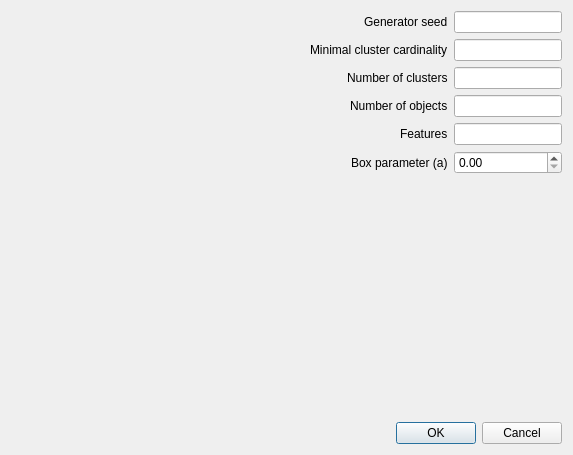
eremeykin/ectgui2, file ui/generator.ui: the form before one commit.
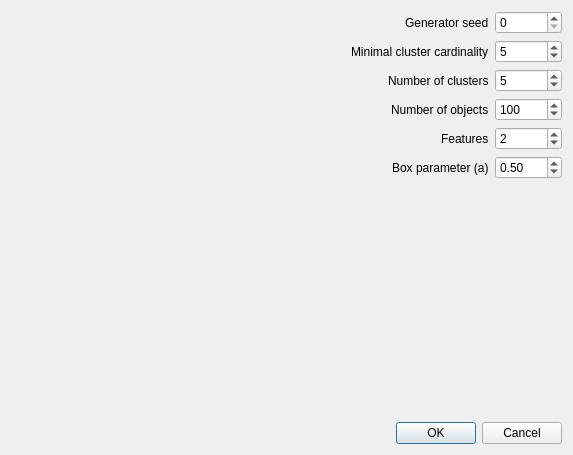
The form after the commit.

Patch:
```diff
--- a/ui/generator.ui
+++ b/ui/generator.ui
@@ -54,16 +54,6 @@
          </property>
         </widget>
        </item>
-       <item row="0" column="1">
-        <widget class="QLineEdit" name="generator_seed_line_edit">
-         <property name="sizePolicy">
-          <sizepolicy hsizetype="Fixed" vsizetype="Fixed">
-           <horstretch>200</horstretch>
-           <verstretch>0</verstretch>
-          </sizepolicy>
-         </property>
-        </widget>
-       </item>
        <item row="1" column="0">
         <widget class="QLabel" name="minimal_cluster_cardinality_label">
          <property name="text">
@@ -71,16 +61,6 @@
          </property>
         </widget>
        </item>
-       <item row="1" column="1">
-        <widget class="QLineEdit" name="minimal_cluster_cardinality_line_edit">
-         <property name="sizePolicy">
-          <sizepolicy hsizetype="Fixed" vsizetype="Fixed">
-           <horstretch>200</horstretch>
-           <verstretch>0</verstretch>
-          </sizepolicy>
-         </property>
-        </widget>
-       </item>
        <item row="2" column="0">
         <widget class="QLabel" name="number_of_clusters_label">
          <property name="text">
@@ -88,16 +68,6 @@
          </property>
         </widget>
        </item>
-       <item row="2" column="1">
-        <widget class="QLineEdit" name="number_of_clusters_line_edit">
-         <property name="sizePolicy">
-          <sizepolicy hsizetype="Fixed" vsizetype="Fixed">
-           <horstretch>200</horstretch>
-           <verstretch>0</verstretch>
-          </sizepolicy>
-         </property>
-        </widget>
-       </item>
        <item row="3" column="0">
         <widget class="QLabel" name="number_of_objects_label">
          <property name="text">
@@ -105,16 +75,6 @@
          </property>
         </widget>
        </item>
-       <item row="3" column="1">
-        <widget class="QLineEdit" name="number_of_objects_line_edit">
-         <property name="sizePolicy">
-          <sizepolicy hsizetype="Fixed" vsizetype="Fixed">
-           <horstretch>0</horstretch>
-           <verstretch>0</verstretch>
-          </sizepolicy>
-         </property>
-        </widget>
-       </item>
        <item row="4" column="0">
         <widget class="QLabel" name="features_label">
          <property name="text">
@@ -122,16 +82,6 @@
          </property>
         </widget>
        </item>
-       <item row="4" column="1">
-        <widget class="QLineEdit" name="features_line_edit">
-         <property name="sizePolicy">
-          <sizepolicy hsizetype="Fixed" vsizetype="Fixed">
-           <horstretch>200</horstretch>
-           <verstretch>0</verstretch>
-          </sizepolicy>
-         </property>
-        </widget>
-       </item>
        <item row="5" column="0">
         <widget class="QLabel" name="box_parameter_label">
          <property name="text">
@@ -147,6 +97,74 @@
          <property name="singleStep">
           <double>0.010000000000000</double>
          </property>
+         <property name="value">
+          <double>0.500000000000000</double>
+         </property>
+        </widget>
+       </item>
+       <item row="4" column="1">
+        <widget class="QSpinBox" name="features_spin">
+         <property name="minimum">
+          <number>1</number>
+         </property>
+         <property name="value">
+          <number>2</number>
+         </property>
+        </widget>
+       </item>
+       <item row="3" column="1">
+        <widget class="QSpinBox" name="number_of_objects_spin">
+         <property name="minimum">
+          <number>1</number>
+         </property>
+         <property name="maximum">
+          <number>99999</number>
+         </property>
+         <property name="singleStep">
+          <number>100</number>
+         </property>
+         <property name="value">
+          <number>100</number>
+         </property>
+        </widget>
+       </item>
+       <item row="2" column="1">
+        <widget class="QSpinBox" name="number_of_clusters_spin">
+         <property name="minimum">
+          <number>1</number>
+         </property>
+         <property name="maximum">
+          <number>999</number>
+         </property>
+         <property name="singleStep">
+          <number>1</number>
+         </property>
+         <property name="value">
+          <number>5</number>
+         </property>
+        </widget>
+       </item>
+       <item row="1" column="1">
+        <widget class="QSpinBox" name="minimal_cluster_cardinality_spin">
+         <property name="minimum">
+          <number>1</number>
+         </property>
+         <property name="maximum">
+          <number>99999</number>
+         </property>
+         <property name="singleStep">
+          <number>5</number>
+         </property>
+         <property name="value">
+          <number>5</number>
+         </property>
+        </widget>
+       </item>
+       <item row="0" column="1">
+        <widget class="QSpinBox" name="generator_seed_spin">
+         <property name="maximum">
+          <number>9999999</number>
+         </property>
         </widget>
        </item>
       </layout>
```
Left out of the diff: 11 changed lines with no effect on the pictures.
